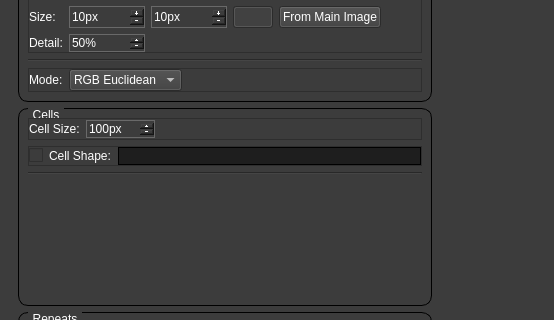
The window that mainwindow.ui (MorganGrundy/MosaicMagnifique) describes before a commit, drawn with Qt 5; both pictures show x 0 to 554 and y 141 to 461 of the 1080 by 720 pixel window.
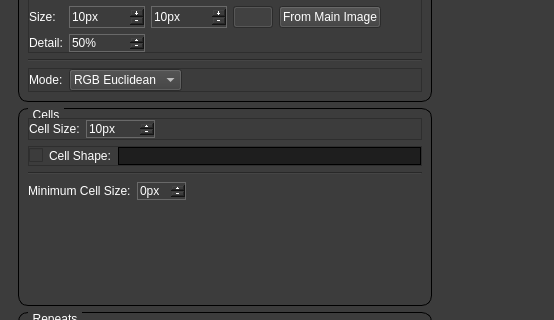
The same window after the commit. Icons and pictures are not drawn. Custom widgets are drawn as their Qt base class.

Commit message: Added spin box for setting minimum cell size.

```diff
--- a/mainwindow.ui
+++ b/mainwindow.ui
@@ -1710,9 +1710,6 @@
                   <property name="maximum">
                    <number>10000</number>
                   </property>
-                  <property name="value">
-                   <number>100</number>
-                  </property>
                  </widget>
                 </item>
                 <item>
@@ -1814,6 +1811,57 @@
                </property>
               </widget>
              </item>
+             <item>
+              <layout class="QHBoxLayout" name="horizontalLayout_9">
+               <property name="topMargin">
+                <number>0</number>
+               </property>
+               <item>
+                <widget class="QLabel" name="label_22">
+                 <property name="statusTip">
+                  <string>Minimum width and height of each cell in pixels</string>
+                 </property>
+                 <property name="text">
+                  <string>Minimum Cell Size:</string>
+                 </property>
+                </widget>
+               </item>
+               <item>
+                <widget class="HalvingSpinBox" name="spinMinCellSize">
+                 <property name="statusTip">
+                  <string>Minimum width and height of each cell in pixels</string>
+                 </property>
+                 <property name="whatsThis">
+                  <string>&lt;html&gt;&lt;head/&gt;&lt;body&gt;&lt;p&gt;Photomosaics can be generated using variable cell sizes. Areas of higher detail will use a smaller cell size.&lt;/p&gt;&lt;p&gt;&lt;br/&gt;&lt;/p&gt;&lt;p&gt;For each step down a cell is split into four smaller cells of half the size (and rounded down). For best cell alignment the cell size should be a power of 2.&lt;/p&gt;&lt;/body&gt;&lt;/html&gt;</string>
+                 </property>
+                 <property name="styleSheet">
+                  <string notr="true">QSpinBox {
+border: 1px solid dimgray;
+}</string>
+                 </property>
+                 <property name="buttonSymbols">
+                  <enum>QAbstractSpinBox::PlusMinus</enum>
+                 </property>
+                 <property name="suffix">
+                  <string>px</string>
+                 </property>
+                </widget>
+               </item>
+               <item>
+                <spacer name="horizontalSpacer_10">
+                 <property name="orientation">
+                  <enum>Qt::Horizontal</enum>
+                 </property>
+                 <property name="sizeHint" stdset="0">
+                  <size>
+                   <width>40</width>
+                   <height>20</height>
+                  </size>
+                 </property>
+                </spacer>
+               </item>
+              </layout>
+             </item>
              <item>
               <spacer name="verticalSpacer_2">
                <property name="orientation">
@@ -2139,6 +2187,11 @@
    <header>gridviewer.h</header>
    <container>1</container>
   </customwidget>
+  <customwidget>
+   <class>HalvingSpinBox</class>
+   <extends>QSpinBox</extends>
+   <header>halvingspinbox.h</header>
+  </customwidget>
  </customwidgets>
  <resources>
   <include location="ui.qrc"/>
```
The commit also changes 5 other files.
